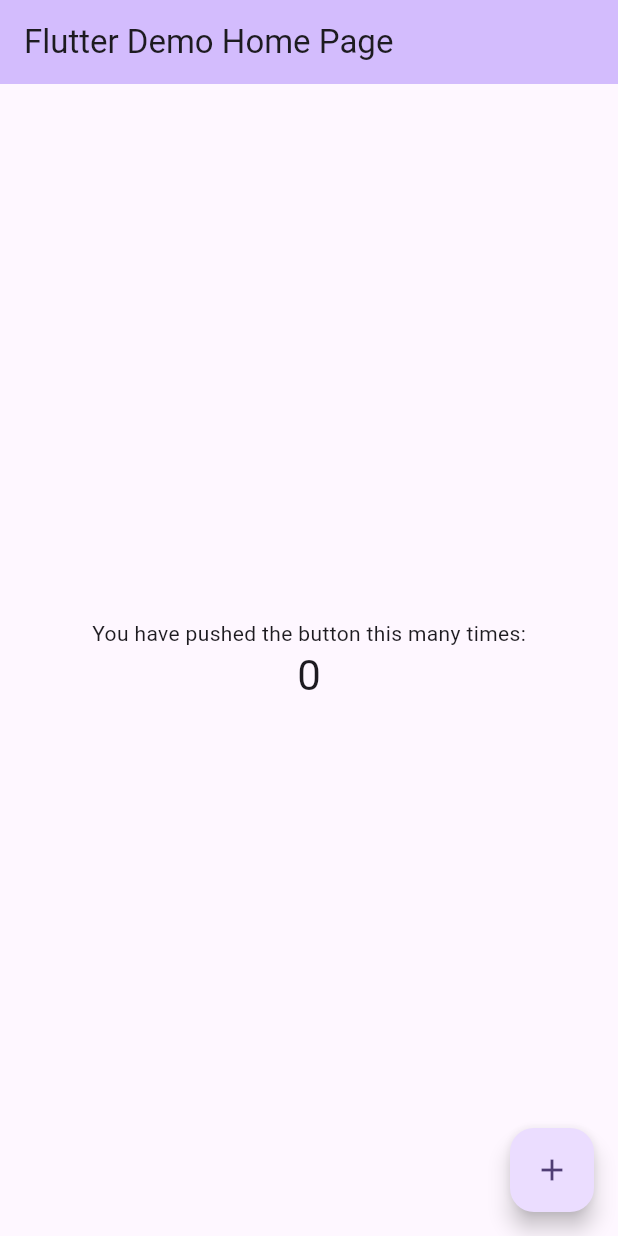
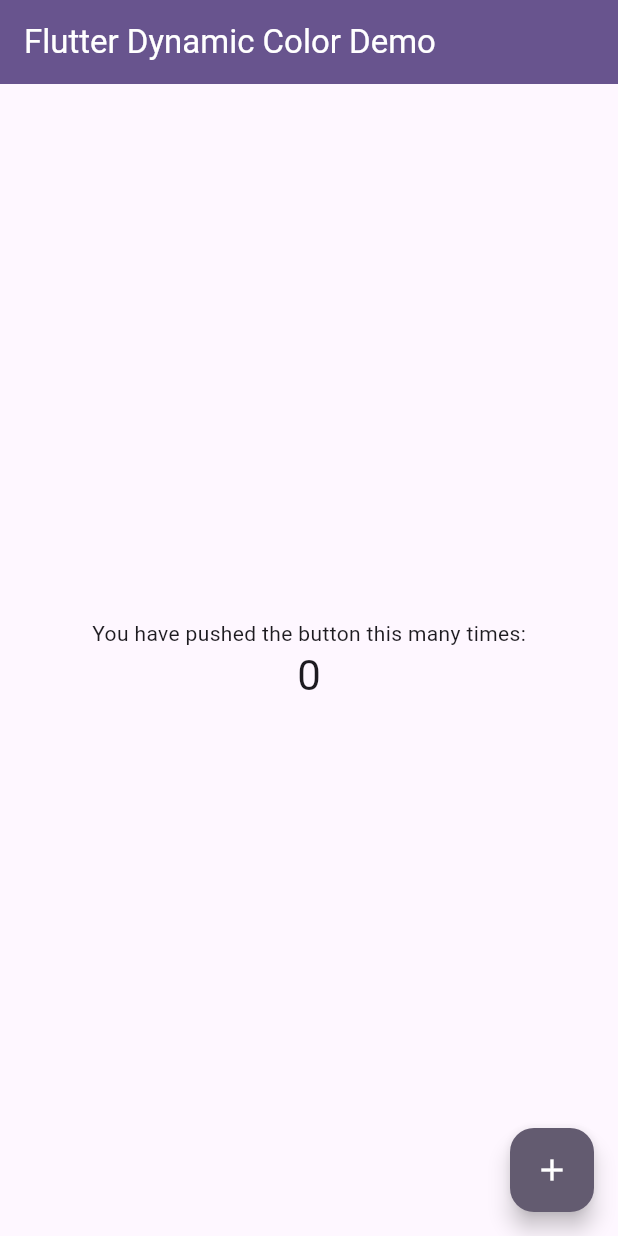
Before and after one commit to aqnya/fmanager, a Flutter app: the screen it shows after launch, on a phone screen of 412 x 824 dp. Run offline on Flutter 3.47's test engine with Material 3 defaults, Android fonts, the phone set to English and light mode, and no system bars; drawn by our look-alikes of dynamic_color.

Commit message:
dyn color.

```diff
--- a/lib/main.dart
+++ b/lib/main.dart
@@ -1,4 +1,5 @@
 import 'package:flutter/material.dart';
+import 'package:dynamic_color/dynamic_color.dart';
 
 void main() {
   runApp(const MyApp());
@@ -7,46 +8,39 @@ void main() {
 class MyApp extends StatelessWidget {
   const MyApp({super.key});
 
-  // This widget is the root of your application.
+  // Fallback 颜色方案
+  static final Color fallbackSeedColor = Colors.deepPurple;
+
+  static final ColorScheme fallbackLightColorScheme =
+      ColorScheme.fromSeed(seedColor: fallbackSeedColor);
+
+  static final ColorScheme fallbackDarkColorScheme =
+      ColorScheme.fromSeed(seedColor: fallbackSeedColor, brightness: Brightness.dark);
+
   @override
   Widget build(BuildContext context) {
-    return MaterialApp(
-      title: 'Flutter Demo',
-      theme: ThemeData(
-        // This is the theme of your application.
-        //
-        // TRY THIS: Try running your application with "flutter run". You'll see
-        // the application has a purple toolbar. Then, without quitting the app,
-        // try changing the seedColor in the colorScheme below to Colors.green
-        // and then invoke "hot reload" (save your changes or press the "hot
-        // reload" button in a Flutter-supported IDE, or press "r" if you used
-        // the command line to start the app).
-        //
-        // Notice that the counter didn't reset back to zero; the application
-        // state is not lost during the reload. To reset the state, use hot
-        // restart instead.
-        //
-        // This works for code too, not just values: Most code changes can be
-        // tested with just a hot reload.
-        colorScheme: ColorScheme.fromSeed(seedColor: Colors.deepPurple),
-        useMaterial3: true,
-      ),
-      home: const MyHomePage(title: 'Flutter Demo Home Page'),
+    return DynamicColorBuilder(
+      builder: (ColorScheme? lightDynamic, ColorScheme? darkDynamic) {
+        return MaterialApp(
+          title: 'Flutter Dynamic Color Demo',
+          theme: ThemeData(
+            colorScheme: lightDynamic ?? fallbackLightColorScheme,
+            useMaterial3: true,
+          ),
+          darkTheme: ThemeData(
+            colorScheme: darkDynamic ?? fallbackDarkColorScheme,
+            useMaterial3: true,
+          ),
+          themeMode: ThemeMode.system,
+          home: const MyHomePage(title: 'Flutter Dynamic Color Demo'),
+        );
+      },
     );
   }
 }
 
 class MyHomePage extends StatefulWidget {
   const MyHomePage({super.key, required this.title});
-
-  // This widget is the home page of your application. It is stateful, meaning
-  // that it has a State object (defined below) that contains fields that affect
-  // how it looks.
-
-  // This class is the configuration for the state. It holds the values (in this
-  // case the title) provided by the parent (in this case the App widget) and
-  // used by the build method of the State. Fields in a Widget subclass are
-  // always marked "final".
 
   final String title;
 
@@ -59,55 +53,25 @@ class _MyHomePageState extends State<MyHomePage> {
 
   void _incrementCounter() {
     setState(() {
-      // This call to setState tells the Flutter framework that something has
-      // changed in this State, which causes it to rerun the build method below
-      // so that the display can reflect the updated values. If we changed
-      // _counter without calling setState(), then the build method would not be
-      // called again, and so nothing would appear to happen.
       _counter++;
     });
   }
 
   @override
   Widget build(BuildContext context) {
-    // This method is rerun every time setState is called, for instance as done
-    // by the _incrementCounter method above.
-    //
-    // The Flutter framework has been optimized to make rerunning build methods
-    // fast, so that you can just rebuild anything that needs updating rather
-    // than having to individually change instances of widgets.
+    final colorScheme = Theme.of(context).colorScheme;
+
     return Scaffold(
       appBar: AppBar(
-        // TRY THIS: Try changing the color here to a specific color (to
-        // Colors.amber, perhaps?) and trigger a hot reload to see the AppBar
-        // change color while the other colors stay the same.
-        backgroundColor: Theme.of(context).colorScheme.inversePrimary,
-        // Here we take the value from the MyHomePage object that was created by
-        // the App.build method, and use it to set our appbar title.
+        backgroundColor: colorScheme.primary,
+        foregroundColor: colorScheme.onPrimary,
         title: Text(widget.title),
       ),
       body: Center(
-        // Center is a layout widget. It takes a single child and positions it
-        // in the middle of the parent.
         child: Column(
-          // Column is also a layout widget. It takes a list of children and
-          // arranges them vertically. By default, it sizes itself to fit its
-          // children horizontally, and tries to be as tall as its parent.
-          //
-          // Column has various properties to control how it sizes itself and
-          // how it positions its children. Here we use mainAxisAlignment to
-          // center the children vertically; the main axis here is the vertical
-          // axis because Columns are vertical (the cross axis would be
-          // horizontal).
-          //
-          // TRY THIS: Invoke "debug painting" (choose the "Toggle Debug Paint"
-          // action in the IDE, or press "p" in the console), to see the
-          // wireframe for each widget.
           mainAxisAlignment: MainAxisAlignment.center,
           children: <Widget>[
-            const Text(
-              'You have pushed the button this many times:',
-            ),
+            const Text('You have pushed the button this many times:'),
             Text(
               '$_counter',
               style: Theme.of(context).textTheme.headlineMedium,
@@ -116,10 +80,12 @@ class _MyHomePageState extends State<MyHomePage> {
         ),
       ),
       floatingActionButton: FloatingActionButton(
+        backgroundColor: colorScheme.secondary,
+        foregroundColor: colorScheme.onSecondary,
         onPressed: _incrementCounter,
         tooltip: 'Increment',
         child: const Icon(Icons.add),
-      ), // This trailing comma makes auto-formatting nicer for build methods.
+      ),
     );
   }
 }
--- a/pubspec.yaml
+++ b/pubspec.yaml
@@ -35,6 +35,7 @@ dependencies:
   # The following adds the Cupertino Icons font to your application.
   # Use with the CupertinoIcons class for iOS style icons.
   cupertino_icons: ^1.0.6
+  dynamic_color: ^1.7.0
 
 dev_dependencies:
   flutter_test:
```
